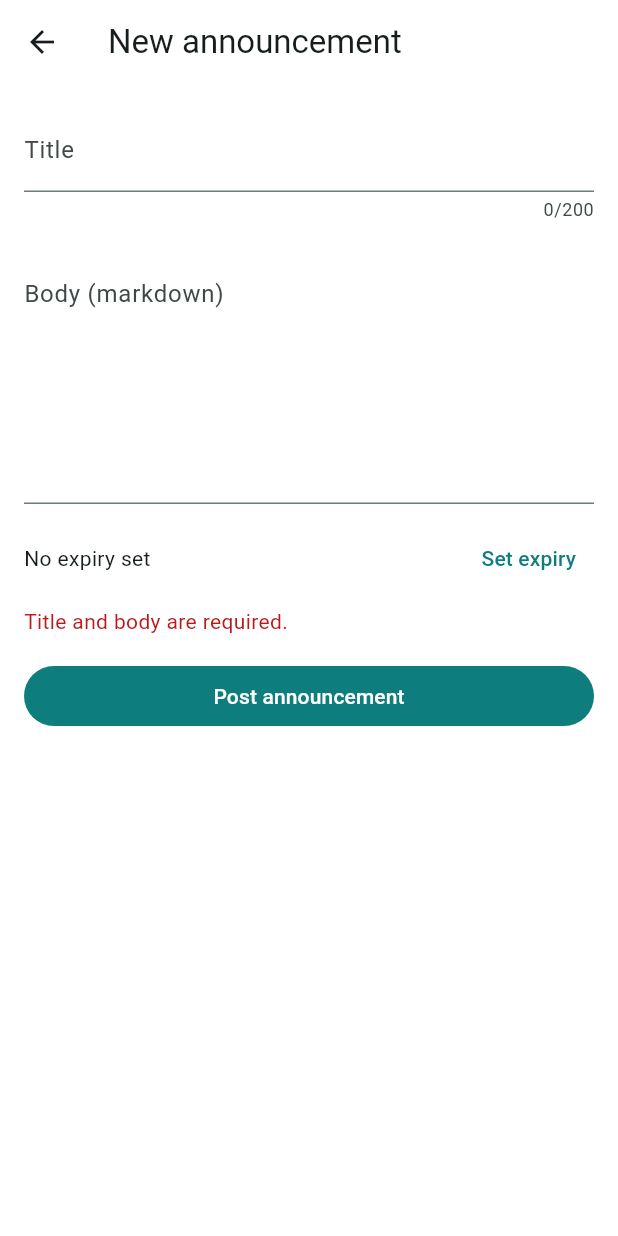
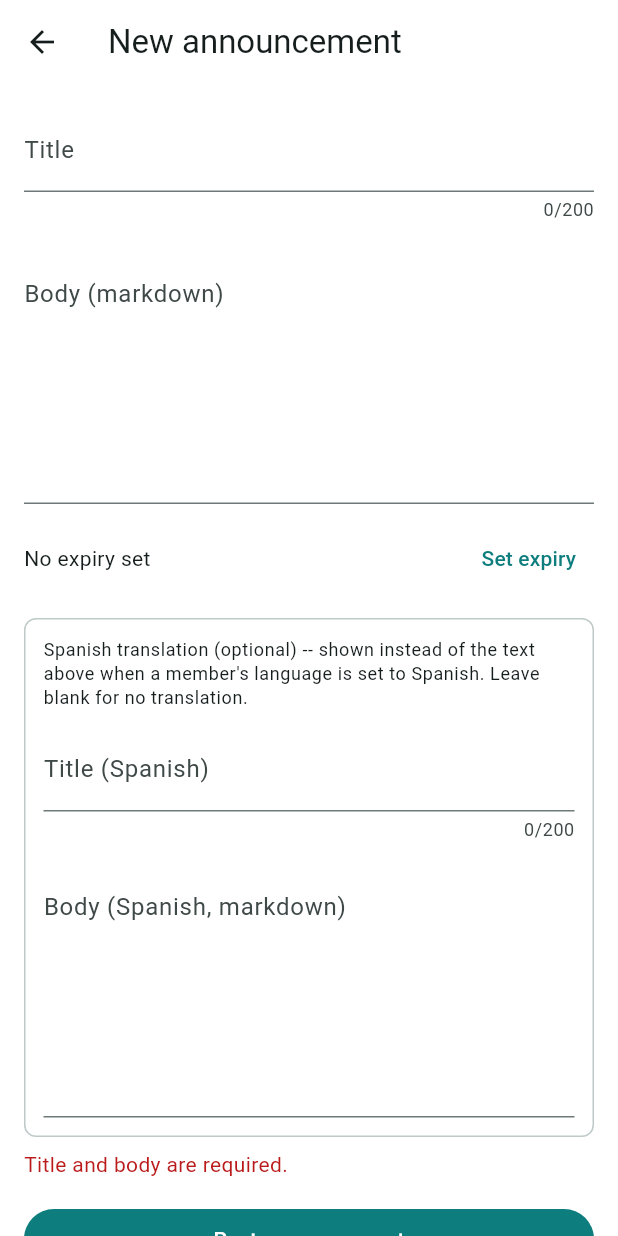
Before and after one commit to gombi-pro-s/BADGRYX, a Flutter app: the OrgAnnouncementFormScreen screen opened directly with empty values, after a tap on "Post announcement", on a phone screen of 412 x 824 dp. Run offline on Flutter 3.47's test engine with Material 3 defaults, Android fonts, the phone set to English and light mode, and no system bars; our stand-ins replace supabase_flutter; accounts and stored records are empty.

Commit message:
Add Spanish translation authoring to mobile org announcement form
Closes ADR 0043's last named gap: the org announcement create/edit
screen now has an optional Spanish translation section, using the same
both-fields-or-neither upsert-or-delete rule as
upsertSpanishTranslation() (announcement_translations, ADR 0038),
ported as a pure shouldUpsertSpanishTranslation() helper. No mobile-
only gaps remain on the Organizations screen. See ADR 0046.

Co-Authored-By: Claude Sonnet 5 <noreply@anthropic.com>
Claude-Session: https://claude.ai/code/session_01KpkBWTn7uNwqhG9vpeKAKq

```diff
--- a/mobile/app/lib/orgs/org_announcement.dart
+++ b/mobile/app/lib/orgs/org_announcement.dart
@@ -42,3 +42,8 @@ String announcementStatusLabel(OrgAnnouncement announcement, DateTime now) {
   if (isAnnouncementExpired(announcement, now)) return 'Expired';
   return announcement.published ? 'Published' : 'Draft';
 }
+
+/// Mirrors admin/announcements/actions.ts's upsertSpanishTranslation()
+/// branch condition exactly: only upsert when BOTH fields are filled;
+/// either blank means "no translation" and the row should be deleted.
+bool shouldUpsertSpanishTranslation(String titleEs, String bodyEs) => titleEs.isNotEmpty && bodyEs.isNotEmpty;
--- a/mobile/app/lib/orgs/org_announcements_screen.dart
+++ b/mobile/app/lib/orgs/org_announcements_screen.dart
@@ -20,10 +20,6 @@ Future<List<OrgAnnouncement>> fetchOrgAnnouncements(SupabaseClient client, Strin
 /// RLS-scoped Postgrest throughout -- announcements_write already restricts
 /// writes to this org's own instructors, so there is no separate
 /// authorization check to port here.
-///
-/// Spanish-translation authoring (announcement_translations, see ADR 0038)
-/// stays web-only for this first mobile slice -- a real gap, named here and
-/// in the mobile README, not silently missing.
 class OrgAnnouncementsScreen extends StatefulWidget {
   const OrgAnnouncementsScreen({super.key, required this.organizationId});
 
@@ -128,6 +124,8 @@ class OrgAnnouncementFormScreen extends StatefulWidget {
 class _OrgAnnouncementFormScreenState extends State<OrgAnnouncementFormScreen> {
   final _titleController = TextEditingController();
   final _bodyController = TextEditingController();
+  final _titleEsController = TextEditingController();
+  final _bodyEsController = TextEditingController();
   DateTime? _expiresAt;
   bool _published = false;
   bool _loading = true;
@@ -158,6 +156,16 @@ class _OrgAnnouncementFormScreenState extends State<OrgAnnouncementFormScreen> {
       final announcement = OrgAnnouncement.fromRow({...row, 'created_at': DateTime.now().toIso8601String()});
       _titleController.text = announcement.title;
       _bodyController.text = announcement.bodyMarkdown;
+      final translationRow = await Supabase.instance.client
+          .from('announcement_translations')
+          .select('title, body_markdown')
+          .eq('announcement_id', widget.announcementId!)
+          .eq('locale', 'es')
+          .maybeSingle();
+      if (translationRow != null) {
+        _titleEsController.text = translationRow['title'] as String;
+        _bodyEsController.text = translationRow['body_markdown'] as String;
+      }
       setState(() {
         _published = announcement.published;
         _expiresAt = announcement.expiresAt;
@@ -199,21 +207,29 @@ class _OrgAnnouncementFormScreenState extends State<OrgAnnouncementFormScreen> {
     });
     final client = Supabase.instance.client;
     try {
+      String announcementId;
       if (_isEditing) {
+        announcementId = widget.announcementId!;
         await client
             .from('announcements')
             .update({'title': title, 'body_markdown': body, 'expires_at': _expiresAt?.toUtc().toIso8601String()})
-            .eq('id', widget.announcementId!)
+            .eq('id', announcementId)
             .eq('organization_id', widget.organizationId);
       } else {
-        await client.from('announcements').insert({
-          'organization_id': widget.organizationId,
-          'title': title,
-          'body_markdown': body,
-          'expires_at': _expiresAt?.toUtc().toIso8601String(),
-          'created_by': client.auth.currentUser!.id,
-        });
+        final created = await client
+            .from('announcements')
+            .insert({
+              'organization_id': widget.organizationId,
+              'title': title,
+              'body_markdown': body,
+              'expires_at': _expiresAt?.toUtc().toIso8601String(),
+              'created_by': client.auth.currentUser!.id,
+            })
+            .select('id')
+            .single();
+        announcementId = created['id'] as String;
       }
+      await _upsertSpanishTranslation(client, announcementId, _titleEsController.text.trim(), _bodyEsController.text.trim());
       _changed = true;
       if (mounted) Navigator.of(context).pop(true);
     } catch (e) {
@@ -222,6 +238,19 @@ class _OrgAnnouncementFormScreenState extends State<OrgAnnouncementFormScreen> {
         _saving = false;
       });
     }
+  }
+
+  /// Mirrors admin/announcements/actions.ts's upsertSpanishTranslation()
+  /// exactly: both fields filled upserts the translation row, either blank
+  /// deletes it -- see that file's own comment for why only 'es' exists.
+  Future<void> _upsertSpanishTranslation(SupabaseClient client, String announcementId, String titleEs, String bodyEs) {
+    if (shouldUpsertSpanishTranslation(titleEs, bodyEs)) {
+      return client.from('announcement_translations').upsert(
+        {'announcement_id': announcementId, 'locale': 'es', 'title': titleEs, 'body_markdown': bodyEs},
+        onConflict: 'announcement_id,locale',
+      );
+    }
+    return client.from('announcement_translations').delete().eq('announcement_id', announcementId).eq('locale', 'es');
   }
 
   Future<void> _togglePublished(bool value) async {
@@ -318,6 +347,39 @@ class _OrgAnnouncementFormScreenState extends State<OrgAnnouncementFormScreen> {
                         TextButton(onPressed: () => setState(() => _expiresAt = null), child: const Text('Clear')),
                     ],
                   ),
+                  const SizedBox(height: 16),
+                  Container(
+                    padding: const EdgeInsets.all(12),
+                    decoration: BoxDecoration(
+                      border: Border.all(color: Theme.of(context).colorScheme.outlineVariant),
+                      borderRadius: BorderRadius.circular(8),
+                    ),
+                    child: Column(
+                      crossAxisAlignment: CrossAxisAlignment.start,
+                      children: [
+                        Text(
+                          "Spanish translation (optional) -- shown instead of the text above when a member's "
+                          'language is set to Spanish. Leave blank for no translation.',
+                          style: Theme.of(context).textTheme.bodySmall,
+                        ),
+                        const SizedBox(height: 12),
+                        TextField(
+                          controller: _titleEsController,
+                          maxLength: 200,
+                          decoration: const InputDecoration(labelText: 'Title (Spanish)'),
+                        ),
+                        const SizedBox(height: 8),
+                        TextField(
+                          controller: _bodyEsController,
+                          maxLines: 6,
+                          decoration: const InputDecoration(
+                            labelText: 'Body (Spanish, markdown)',
+                            alignLabelWithHint: true,
+                          ),
+                        ),
+                      ],
+                    ),
+                  ),
                   if (_error != null) ...[
                     const SizedBox(height: 8),
                     Text(_error!, style: TextStyle(color: Theme.of(context).colorScheme.error)),
```
Also changed, not shown: 5 other files.
